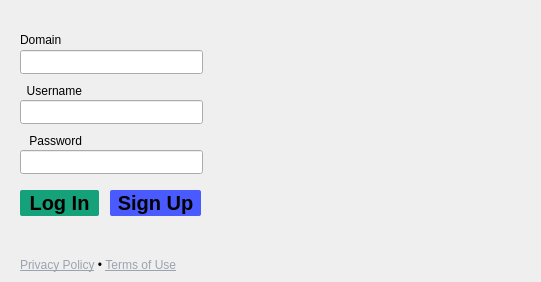
The window that ui/giscarta_dialog_base.ui (giscarta/giscarta-qgis) describes before a commit, drawn with Qt 5.
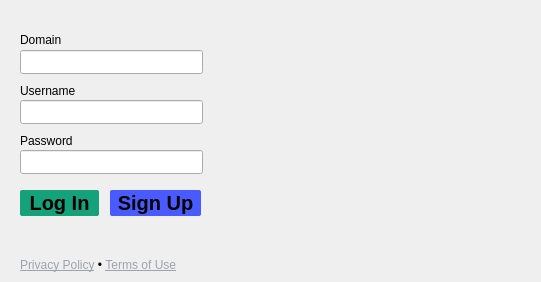
The same window after the commit.

```diff
--- a/ui/giscarta_dialog_base.ui
+++ b/ui/giscarta_dialog_base.ui
@@ -109,7 +109,7 @@
     <string>Username</string>
    </property>
    <property name="alignment">
-    <set>Qt::AlignRight|Qt::AlignTrailing|Qt::AlignVCenter</set>
+    <set>Qt::AlignLeading|Qt::AlignLeft|Qt::AlignVCenter</set>
    </property>
    <property name="textInteractionFlags">
     <set>Qt::NoTextInteraction</set>
@@ -143,7 +143,7 @@
     <string>Password</string>
    </property>
    <property name="alignment">
-    <set>Qt::AlignRight|Qt::AlignTrailing|Qt::AlignVCenter</set>
+    <set>Qt::AlignLeading|Qt::AlignLeft|Qt::AlignVCenter</set>
    </property>
    <property name="textInteractionFlags">
     <set>Qt::NoTextInteraction</set>
```
